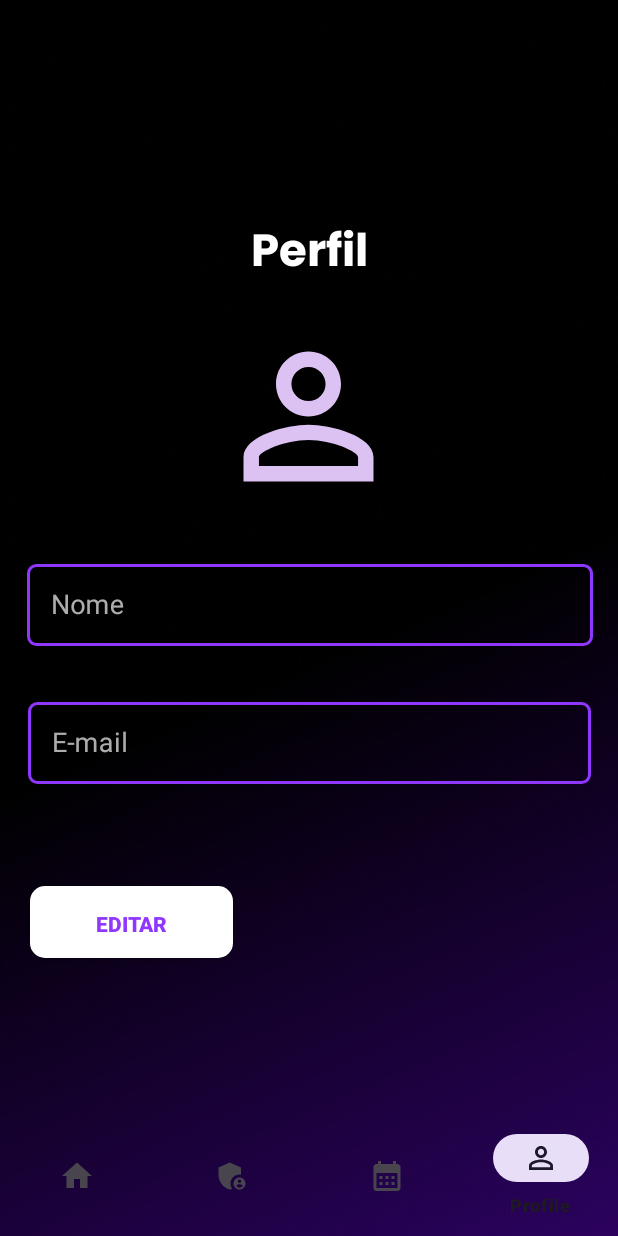
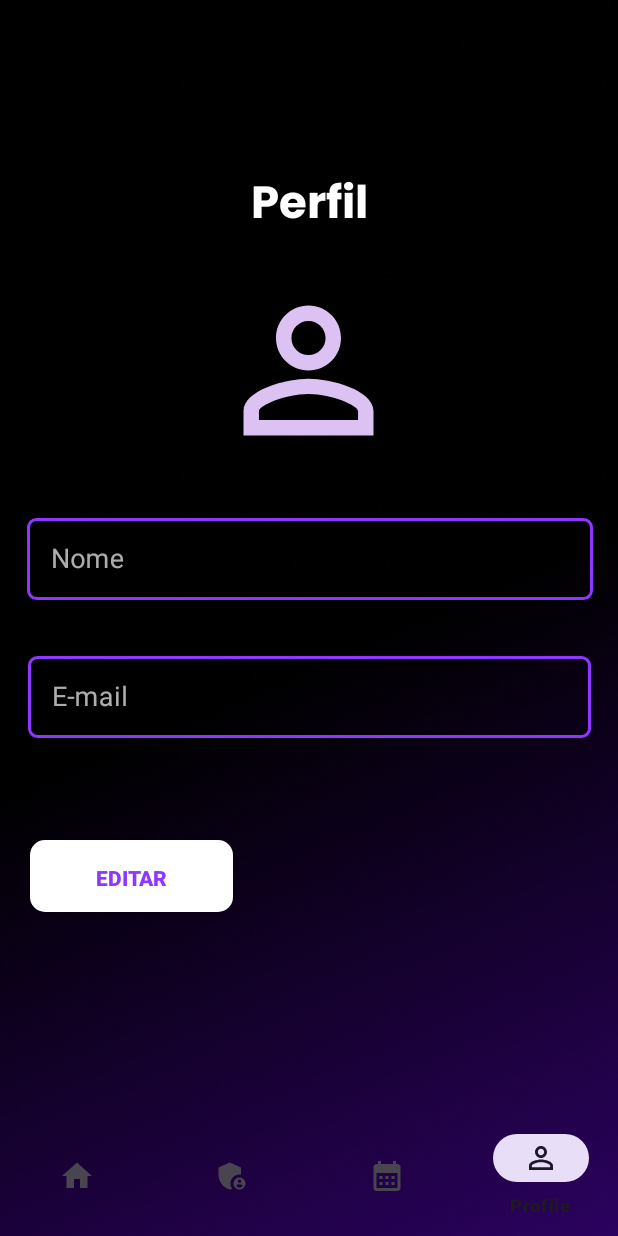
Before and after one commit to LucasEmanuel-code/ironworksgymMobile, an Android app: the Home2 screen opened directly, with no data from a screen before it, item 4 of the bottom bar chosen, on a phone screen of 412 x 824 dp. Run offline under Robolectric (Android 15) with nearby library versions, the phone set to English and light mode, and no system bars.

Commit message:
fazer coisas

```diff
--- a/app/src/main/java/com/example/ironworksgym/AgendamentoApp/Home2.java
+++ b/app/src/main/java/com/example/ironworksgym/AgendamentoApp/Home2.java
@@ -16,13 +16,26 @@ import com.example.ironworksgym.Fragment.CalendarFragment;
 import com.example.ironworksgym.Fragment.HomeFragment;
 import com.example.ironworksgym.Fragment.ProfileFragment;
 import com.example.ironworksgym.Fragment.SettingsFragment;
+import com.example.ironworksgym.Models.Usuario;
 import com.example.ironworksgym.R;
 import com.google.android.material.bottomnavigation.BottomNavigationView;
+
+import java.util.HashMap;
+import java.util.Map;
 
 public class Home2 extends AppCompatActivity {
 
     private BottomNavigationView bottomNavigationView;
     private FrameLayout frameLayout;
+    private Usuario usuario;
+
+    private static final String TAG_HOME = "home_fragment";
+    private static final String TAG_SETTINGS = "settings_fragment";
+    private static final String TAG_CALENDAR = "calendar_fragment";
+    private static final String TAG_PROFILE = "profile_fragment";
+    private String currentTag = TAG_HOME;
+
+    private Map<Integer, Fragment> fragmentMap = new HashMap<>();
 
     @SuppressLint("MissingInflatedId")
     @Override
@@ -31,7 +44,11 @@ public class Home2 extends AppCompatActivity {
         setContentView(R.layout.home2);
 
         bottomNavigationView = findViewById(R.id.bottomNavView);
-        frameLayout = findViewById(R.id.FrameLayout);
+        frameLayout = findViewById(R.id.framelayout);
+        usuario = getIntent().getParcelableExtra("usuario");
+
+        // Inicializa o mapa de fragmentos
+        initializeFragmentMap();
 
         // Receber os dados do agendamento via Intent
         Intent intent = getIntent();
@@ -39,7 +56,8 @@ public class Home2 extends AppCompatActivity {
         String dataAgendamento = intent.getStringExtra("dataAgendamento");
         String horaAgendamento = intent.getStringExtra("horaAgendamento");
 
-        // Passar os dados para o CalendarFragment usando Bundle
+        // Passar os dados para o CalendarFragment usando Bundle, mas não carregá-lo automaticamente
+        if (equipamentoNome != null || dataAgendamento != null || horaAgendamento != null) {
             CalendarFragment calendarFragment = new CalendarFragment();
             Bundle bundle = new Bundle();
             bundle.putString("equipamentoNome", equipamentoNome);
@@ -47,22 +65,31 @@ public class Home2 extends AppCompatActivity {
             bundle.putString("horaAgendamento", horaAgendamento);
             calendarFragment.setArguments(bundle);
 
-        // Carregar o fragmento CalendarFragment com os dados do agendamento
-        loadFragment(calendarFragment, true);
+            // Armazena o fragmento de calendário com as informações, mas não o carrega ainda.
+            fragmentMap.put(R.id.calendar, calendarFragment);
+        }
+
+        // Carregar o HomeFragment como tela inicial
+        if (savedInstanceState == null) {
+            loadFragment(new HomeFragment(), TAG_HOME, false);
+        }
 
         bottomNavigationView.setOnNavigationItemSelectedListener(new BottomNavigationView.OnNavigationItemSelectedListener() {
             @Override
             public boolean onNavigationItemSelected(@NonNull MenuItem item) {
-                int itemId = item.getItemId();
+                // Verifica se o ID do item selecionado está no mapa de fragmentos
+                Fragment selectedFragment = fragmentMap.get(item.getItemId());
 
-                if (itemId == R.id.home) {
-                    loadFragment(new HomeFragment(), false);
-                } else if (itemId == R.id.settings) {
-                    loadFragment(new SettingsFragment(), false);
-                } else if (itemId == R.id.calendar) {
-                    loadFragment(new CalendarFragment(), false);
-                } else { // nav Profile
-                    loadFragment(new ProfileFragment(), false);
+                // Se o fragmento for o ProfileFragment, passar o objeto Usuario
+                if (selectedFragment instanceof ProfileFragment) {
+                    Bundle userBundle = new Bundle();
+                    userBundle.putParcelable("usuario", usuario);
+                    selectedFragment.setArguments(userBundle);
+                }
+
+                if (selectedFragment != null) {
+                    // Carregar o fragmento selecionado
+                    loadFragment(selectedFragment, getTagForFragment(selectedFragment), false);
                 }
 
                 return true;
@@ -70,17 +97,54 @@ public class Home2 extends AppCompatActivity {
         });
     }
 
-    private void loadFragment(Fragment fragment, boolean isAppInitialized) {
+    private void initializeFragmentMap() {
+        // Mapeia os IDs de menu para os fragmentos correspondentes
+        fragmentMap.put(R.id.home, new HomeFragment());
+        fragmentMap.put(R.id.settings, new SettingsFragment());
+        fragmentMap.put(R.id.calendar, new CalendarFragment()); // Inicializa, mas não carrega ainda
+        fragmentMap.put(R.id.profile, new ProfileFragment());
+    }
+
+    private String getTagForFragment(Fragment fragment) {
+        if (fragment instanceof HomeFragment) {
+            return TAG_HOME;
+        } else if (fragment instanceof SettingsFragment) {
+            return TAG_SETTINGS;
+        } else if (fragment instanceof CalendarFragment) {
+            return TAG_CALENDAR;
+        } else if (fragment instanceof ProfileFragment) {
+            return TAG_PROFILE;
+        }
+        return TAG_HOME; // Default case
+    }
+
+    private void loadFragment(Fragment fragment, String tag, boolean addToBackStack) {
         FragmentManager fragmentManager = getSupportFragmentManager();
         FragmentTransaction fragmentTransaction = fragmentManager.beginTransaction();
 
-        // Se for a inicialização do aplicativo, substitua o fragmento atual
-        if (isAppInitialized) {
-            fragmentTransaction.replace(R.id.FrameLayout, fragment); // Use replace para não empilhar
+        Fragment existingFragment = fragmentManager.findFragmentByTag(tag);
+
+        // Se o fragmento já existe, mostre-o. Caso contrário, adicione-o.
+        if (existingFragment != null) {
+            fragmentTransaction.replace(R.id.framelayout, existingFragment, tag);
         } else {
-            fragmentTransaction.replace(R.id.FrameLayout, fragment);
+            fragmentTransaction.replace(R.id.framelayout, fragment, tag);
+            if (addToBackStack) {
+                fragmentTransaction.addToBackStack(tag);
+            }
         }
 
         fragmentTransaction.commit();
+        currentTag = tag;  // Atualiza a tag do fragmento atual
+    }
+
+    @Override
+    public void onBackPressed() {
+        // Se houver fragmentos na pilha de retorno, vai para o fragmento anterior.
+        if (getSupportFragmentManager().getBackStackEntryCount() > 0) {
+            getSupportFragmentManager().popBackStack();
+        } else {
+            super.onBackPressed();  // Comportamento padrão
         }
     }
+}
--- a/app/src/main/java/com/example/ironworksgym/AgendamentoApp/Inicio.java
+++ b/app/src/main/java/com/example/ironworksgym/AgendamentoApp/Inicio.java
@@ -44,4 +44,6 @@ public class Inicio extends AppCompatActivity {
             }
         });
     }
+
+
 }
--- a/app/src/main/java/com/example/ironworksgym/Client/RetrofitClient.java
+++ b/app/src/main/java/com/example/ironworksgym/Client/RetrofitClient.java
@@ -21,7 +21,7 @@ public class RetrofitClient {
 
     // Método para obter a instância do Retrofit
     public static Retrofit getRetrofitInstance() {
-        String apiUrl = "http://172.17.19.109:8080"; // URL da API local
+        String apiUrl = "http://192.168.0.135:8080"; // URL da API local
         if (retrofit == null) {
             retrofit = new Retrofit.Builder()
                     .baseUrl(apiUrl) // URL base do servidor da API
--- a/app/src/main/java/com/example/ironworksgym/Fragment/ProfileFragment.java
+++ b/app/src/main/java/com/example/ironworksgym/Fragment/ProfileFragment.java
@@ -4,15 +4,42 @@ import android.os.Bundle;
 import android.view.LayoutInflater;
 import android.view.View;
 import android.view.ViewGroup;
-
+import androidx.annotation.NonNull;
+import androidx.annotation.Nullable;
 import androidx.fragment.app.Fragment;
-
+import com.example.ironworksgym.Models.Usuario;
 import com.example.ironworksgym.R;
+import com.google.android.material.textfield.TextInputEditText;
 
 public class ProfileFragment extends Fragment {
 
-    public View onCreateView(LayoutInflater inflater, ViewGroup container,Bundle savedInstanceState) {
-        return inflater.inflate(R.layout.fragment_profile, container, false);
+    private TextInputEditText editUsuario, editEmail;
+    private Usuario usuario; // Objeto Usuario que será recebido pelo fragmento
 
+    @Nullable
+    @Override
+    public View onCreateView(@NonNull LayoutInflater inflater, @Nullable ViewGroup container, @Nullable Bundle savedInstanceState) {
+        // Inflar o layout do fragment
+        View view = inflater.inflate(R.layout.fragment_profile, container, false);
+
+        // Referenciar as caixas de texto dentro do Fragment
+        editUsuario = view.findViewById(R.id.editUsuario);
+        editEmail = view.findViewById(R.id.editEmail);
+
+        // Verificar se há argumentos e obter o objeto Usuario
+        if (getArguments() != null) {
+            usuario = getArguments().getParcelable("usuario"); // Recebe o usuário do bundle
+            if (usuario != null) {
+                preencherDadosUsuario();
+            }
+        }
+
+        return view;
+    }
+
+    // Método para preencher os dados do usuário nas caixas de texto
+    private void preencherDadosUsuario() {
+        editUsuario.setText(usuario.getNome());
+        editEmail.setText(usuario.getEmail());
     }
 }
--- a/app/src/main/java/com/example/ironworksgym/api/AgendamentoApi.java
+++ b/app/src/main/java/com/example/ironworksgym/api/AgendamentoApi.java
@@ -21,6 +21,7 @@ public interface AgendamentoApi {
     @GET("agendamento/findAll")
     Call<List<Agenda>> findAll();
 
+
     // Atualizar um agendamento existente
     @PUT("agendamento/update/{id}")
     Call<Agenda> update(@Path("id") long id, @Body Agenda agenda);
--- a/app/src/main/java/com/example/ironworksgym/api/UsuarioApi.java
+++ b/app/src/main/java/com/example/ironworksgym/api/UsuarioApi.java
@@ -1,5 +1,6 @@
 package com.example.ironworksgym.api;
 
+import com.example.ironworksgym.AgendamentoApp.Agendamento;
 import com.example.ironworksgym.Models.Usuario;
 
 import java.util.List;
@@ -34,4 +35,5 @@ public interface UsuarioApi {
     Call<Usuario> alterarSenha(@Path("id") long id, @Body Usuario usuario);
 
 
+    Call<List<Agendamento>> getClass(int userId);
 }
--- a/app/src/main/res/layout/fale_conosco.xml
+++ b/app/src/main/res/layout/fale_conosco.xml
@@ -32,7 +32,7 @@
         android:layout_marginTop="40dp"
         android:layout_marginEnd="20dp"
         android:textColorHint="#ADFFFFFF"
-        app:boxStrokeColor="#8F36FF"
+        app:boxStrokeColor="#FFFFFF"
         app:errorEnabled="true"
         app:errorTextColor="@color/red"
         app:hintAnimationEnabled="true"
@@ -64,7 +64,7 @@
         android:layout_marginTop="32dp"
         android:layout_marginEnd="20dp"
         android:textColorHint="#ADFFFFFF"
-        app:boxStrokeColor="#8F36FF"
+        app:boxStrokeColor="#FFFFFF"
         app:errorEnabled="true"
         app:layout_constraintEnd_toEndOf="parent"
         app:layout_constraintHorizontal_bias="0.451"
@@ -107,7 +107,7 @@
         android:layout_height="300dp"
         android:layout_marginTop="16dp"
         android:textColorHint="#ADFFFFFF"
-        app:boxStrokeColor="#8F36FF"
+        app:boxStrokeColor="#FFFFFF"
         app:errorEnabled="true"
         app:layout_constraintEnd_toEndOf="parent"
         app:layout_constraintStart_toStartOf="parent"
--- a/app/src/main/res/layout/fragment_profile.xml
+++ b/app/src/main/res/layout/fragment_profile.xml
@@ -12,7 +12,7 @@
         android:layout_width="281dp"
         android:layout_height="46dp"
         android:layout_marginHorizontal="110dp"
-        android:layout_marginTop="144dp"
+        android:layout_marginTop="112dp"
         android:fontFamily="@font/poppinsbold"
         android:gravity="center"
         android:text="Perfil"
@@ -48,7 +48,7 @@
         android:layout_marginTop="28dp"
         android:layout_marginEnd="20dp"
         android:textColorHint="#ADFFFFFF"
-        app:boxStrokeColor="#8F36FF"
+        app:boxStrokeColor="#FFFFFF"
         app:errorEnabled="true"
         app:errorTextColor="@color/red"
         app:hintAnimationEnabled="true"
@@ -80,7 +80,7 @@
         android:layout_marginTop="32dp"
         android:layout_marginEnd="20dp"
         android:textColorHint="#ADFFFFFF"
-        app:boxStrokeColor="#8F36FF"
+        app:boxStrokeColor="#FFFFFF"
         app:errorEnabled="true"
         app:layout_constraintEnd_toEndOf="parent"
         app:layout_constraintHorizontal_bias="0.451"
--- a/app/src/main/res/layout/home2.xml
+++ b/app/src/main/res/layout/home2.xml
@@ -35,7 +35,7 @@
 
 
     <FrameLayout
-        android:id="@+id/FrameLayout"
+        android:id="@+id/framelayout"
         android:layout_width="match_parent"
         android:layout_height="match_parent"
         android:layout_above="@id/bottomNavView"
```
Also changed, not shown: app/src/main/java/com/example/ironworksgym/InicioApp/Login.java (+63 -41 lines), app/src/main/java/com/example/ironworksgym/Models/Mensager.java (+112 -1 lines), app/src/main/java/com/example/ironworksgym/SegurançaApp/FaleConosco.java (+72 -0 lines), app/src/main/java/com/example/ironworksgym/api/MensagemApi.java (+26 -0 lines), app/src/main/java/com/example/ironworksgym/recyclerview/AgendamentoItem.java (+12 -0 lines), app/src/main/res/layout/fragment_home.xml (deleted, +0 -20 lines), app/src/main/res/layout/privacidade_seguranca.xml (+4 -4 lines). Lines whose indentation alone changed are shown as unchanged.
